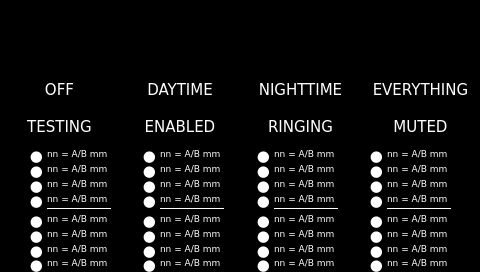
Above: SmartHome/page500.ui from fmandracci/smart-home before the change. Below: the same form after it.
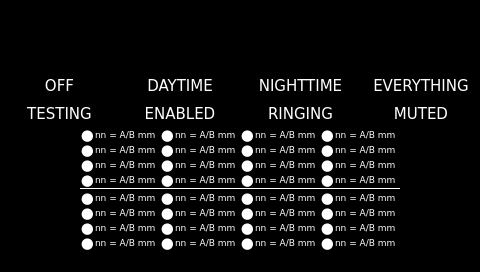
That is the form after the change. Custom widgets are drawn as their Qt base class.

Commit message: v2.0_04: pages 046,100,200,300,400 fonts & icons

```diff
--- a/SmartHome/page500.ui
+++ b/SmartHome/page500.ui
@@ -72,28 +72,12 @@
      </property>
     </widget>
    </item>
-   <item>
-    <spacer name="verticalSpacer_top">
-     <property name="orientation">
-      <enum>Qt::Vertical</enum>
-     </property>
-     <property name="sizeType">
-      <enum>QSizePolicy::MinimumExpanding</enum>
-     </property>
-     <property name="sizeHint" stdset="0">
-      <size>
-       <width>0</width>
-       <height>0</height>
-      </size>
-     </property>
-    </spacer>
-   </item>
    <item>
     <layout class="QGridLayout" name="gridLayout">
-     <property name="topMargin">
-      <number>0</number>
+     <property name="horizontalSpacing">
+      <number>2</number>
      </property>
-     <property name="spacing">
+     <property name="verticalSpacing">
       <number>1</number>
      </property>
      <item row="1" column="3">
@@ -107,13 +91,7 @@
        <property name="minimumSize">
         <size>
          <width>0</width>
-         <height>36</height>
-        </size>
-       </property>
-       <property name="maximumSize">
-        <size>
-         <width>320</width>
-         <height>100</height>
+         <height>27</height>
         </size>
        </property>
        <property name="font">
@@ -144,13 +122,7 @@
        <property name="minimumSize">
         <size>
          <width>0</width>
-         <height>36</height>
-        </size>
-       </property>
-       <property name="maximumSize">
-        <size>
-         <width>320</width>
-         <height>100</height>
+         <height>27</height>
         </size>
        </property>
        <property name="font">
@@ -181,13 +153,7 @@
        <property name="minimumSize">
         <size>
          <width>0</width>
-         <height>36</height>
-        </size>
-       </property>
-       <property name="maximumSize">
-        <size>
-         <width>320</width>
-         <height>100</height>
+         <height>27</height>
         </size>
        </property>
        <property name="font">
@@ -218,13 +184,7 @@
        <property name="minimumSize">
         <size>
          <width>0</width>
-         <height>36</height>
-        </size>
-       </property>
-       <property name="maximumSize">
-        <size>
-         <width>320</width>
-         <height>100</height>
+         <height>27</height>
         </size>
        </property>
        <property name="font">
@@ -255,13 +215,7 @@
        <property name="minimumSize">
         <size>
          <width>0</width>
-         <height>36</height>
-        </size>
-       </property>
-       <property name="maximumSize">
-        <size>
-         <width>320</width>
-         <height>100</height>
+         <height>27</height>
         </size>
        </property>
        <property name="font">
@@ -292,13 +246,7 @@
        <property name="minimumSize">
         <size>
          <width>0</width>
-         <height>36</height>
-        </size>
-       </property>
-       <property name="maximumSize">
-        <size>
-         <width>320</width>
-         <height>100</height>
+         <height>27</height>
         </size>
        </property>
        <property name="font">
@@ -329,13 +277,7 @@
        <property name="minimumSize">
         <size>
          <width>0</width>
-         <height>36</height>
-        </size>
-       </property>
-       <property name="maximumSize">
-        <size>
-         <width>320</width>
-         <height>100</height>
+         <height>27</height>
         </size>
        </property>
        <property name="font">
@@ -366,13 +308,7 @@
        <property name="minimumSize">
         <size>
          <width>0</width>
-         <height>36</height>
-        </size>
-       </property>
-       <property name="maximumSize">
-        <size>
-         <width>320</width>
-         <height>100</height>
+         <height>27</height>
         </size>
        </property>
        <property name="font">
@@ -394,24 +330,11 @@
      </item>
     </layout>
    </item>
-   <item>
-    <spacer name="verticalSpacer_middle">
-     <property name="orientation">
-      <enum>Qt::Vertical</enum>
-     </property>
-     <property name="sizeType">
-      <enum>QSizePolicy::MinimumExpanding</enum>
-     </property>
-     <property name="sizeHint" stdset="0">
-      <size>
-       <width>0</width>
-       <height>0</height>
-      </size>
-     </property>
-    </spacer>
-   </item>
    <item>
     <layout class="QHBoxLayout" name="horizontalLayout_4">
+     <property name="spacing">
+      <number>0</number>
+     </property>
      <property name="leftMargin">
       <number>0</number>
      </property>
@@ -434,10 +357,10 @@
      <item>
       <layout class="QGridLayout" name="gridLayout_1_8">
        <property name="margin">
-        <number>3</number>
+        <number>0</number>
        </property>
        <property name="spacing">
-        <number>3</number>
+        <number>0</number>
        </property>
        <item row="7" column="1">
         <widget class="QLabel" name="label_sensor_07">
@@ -639,25 +562,6 @@
          </property>
         </widget>
        </item>
-       <item row="4" column="1">
-        <widget class="Line" name="line_4_5">
-         <property name="font">
-          <font>
-           <family>DejaVu Sans</family>
-           <pointsize>8</pointsize>
-          </font>
-         </property>
-         <property name="styleSheet">
-          <string notr="true">color: rgb(255, 255, 255);</string>
-         </property>
-         <property name="frameShadow">
-          <enum>QFrame::Plain</enum>
-         </property>
-         <property name="orientation">
-          <enum>Qt::Horizontal</enum>
-         </property>
-        </widget>
-       </item>
        <item row="0" column="0">
         <widget class="QLabel" name="label_BA_OK_01">
          <property name="sizePolicy">
@@ -954,28 +858,34 @@
          </property>
         </widget>
        </item>
+       <item row="4" column="0" colspan="2">
+        <widget class="Line" name="line_4_5">
+         <property name="font">
+          <font>
+           <family>DejaVu Sans</family>
+           <pointsize>8</pointsize>
+          </font>
+         </property>
+         <property name="styleSheet">
+          <string notr="true">color: rgb(255, 255, 255);</string>
+         </property>
+         <property name="frameShadow">
+          <enum>QFrame::Plain</enum>
+         </property>
+         <property name="orientation">
+          <enum>Qt::Horizontal</enum>
+         </property>
+        </widget>
+       </item>
       </layout>
      </item>
-     <item>
-      <spacer name="horizontalSpacer_4">
-       <property name="orientation">
-        <enum>Qt::Horizontal</enum>
-       </property>
-       <property name="sizeHint" stdset="0">
-        <size>
-         <width>40</width>
-         <height>20</height>
-        </size>
-       </property>
-      </spacer>
-     </item>
      <item>
       <layout class="QGridLayout" name="gridLayout_9_16">
        <property name="margin">
-        <number>3</number>
+        <number>0</number>
        </property>
        <property name="spacing">
-        <number>3</number>
+        <number>0</number>
        </property>
        <item row="5" column="1">
         <widget class="QLabel" name="label_sensor_13">
@@ -1177,25 +1087,6 @@
          </property>
         </widget>
        </item>
-       <item row="4" column="1">
-        <widget class="Line" name="line_12_13">
-         <property name="font">
-          <font>
-           <family>DejaVu Sans</family>
-           <pointsize>8</pointsize>
-          </font>
-         </property>
-         <property name="styleSheet">
-          <string notr="true">color: rgb(255, 255, 255);</string>
-         </property>
-         <property name="frameShadow">
-          <enum>QFrame::Plain</enum>
-         </property>
-         <property name="orientation">
-          <enum>Qt::Horizontal</enum>
-         </property>
-        </widget>
-       </item>
        <item row="0" column="0">
         <widget class="QLabel" name="label_BA_OK_09">
          <property name="sizePolicy">
@@ -1492,28 +1383,34 @@
          </property>
         </widget>
        </item>
+       <item row="4" column="0" colspan="2">
+        <widget class="Line" name="line_12_13">
+         <property name="font">
+          <font>
+           <family>DejaVu Sans</family>
+           <pointsize>8</pointsize>
+          </font>
+         </property>
+         <property name="styleSheet">
+          <string notr="true">color: rgb(255, 255, 255);</string>
+         </property>
+         <property name="frameShadow">
+          <enum>QFrame::Plain</enum>
+         </property>
+         <property name="orientation">
+          <enum>Qt::Horizontal</enum>
+         </property>
+        </widget>
+       </item>
       </layout>
      </item>
-     <item>
-      <spacer name="horizontalSpacer_3">
-       <property name="orientation">
-        <enum>Qt::Horizontal</enum>
-       </property>
-       <property name="sizeHint" stdset="0">
-        <size>
-         <width>40</width>
-         <height>20</height>
-        </size>
-       </property>
-      </spacer>
-     </item>
      <item>
       <layout class="QGridLayout" name="gridLayout_17_24">
        <property name="margin">
-        <number>3</number>
+        <number>0</number>
        </property>
        <property name="spacing">
-        <number>3</number>
+        <number>0</number>
        </property>
        <item row="6" column="1">
         <widget class="QLabel" name="label_sensor_22">
@@ -1715,25 +1612,6 @@
          </property>
         </widget>
        </item>
-       <item row="4" column="1">
-        <widget class="Line" name="line_20_21">
-         <property name="font">
-          <font>
-           <family>DejaVu Sans</family>
-           <pointsize>8</pointsize>
-          </font>
-         </property>
-         <property name="styleSheet">
-          <string notr="true">color: rgb(255, 255, 255);</string>
-         </property>
-         <property name="frameShadow">
-          <enum>QFrame::Plain</enum>
-         </property>
-         <property name="orientation">
-          <enum>Qt::Horizontal</enum>
-         </property>
-        </widget>
-       </item>
        <item row="0" column="0">
         <widget class="QLabel" name="label_BA_OK_17">
          <property name="sizePolicy">
@@ -2030,28 +1908,34 @@
          </property>
         </widget>
        </item>
+       <item row="4" column="0" colspan="2">
+        <widget class="Line" name="line_20_21">
+         <property name="font">
+          <font>
+           <family>DejaVu Sans</family>
+           <pointsize>8</pointsize>
+          </font>
+         </property>
+         <property name="styleSheet">
+          <string notr="true">color: rgb(255, 255, 255);</string>
+         </property>
+         <property name="frameShadow">
+          <enum>QFrame::Plain</enum>
+         </property>
+         <property name="orientation">
+          <enum>Qt::Horizontal</enum>
+         </property>
+        </widget>
+       </item>
       </layout>
      </item>
-     <item>
-      <spacer name="horizontalSpacer_5">
-       <property name="orientation">
-        <enum>Qt::Horizontal</enum>
-       </property>
-       <property name="sizeHint" stdset="0">
-        <size>
-         <width>40</width>
-         <height>20</height>
-        </size>
-       </property>
-      </spacer>
-     </item>
      <item>
       <layout class="QGridLayout" name="gridLayout_25_32">
        <property name="margin">
-        <number>3</number>
+        <number>0</number>
        </property>
        <property name="spacing">
-        <number>3</number>
+        <number>0</number>
        </property>
        <item row="3" column="1">
         <widget class="QLabel" name="label_sensor_28">
@@ -2253,25 +2137,6 @@
          </property>
         </widget>
        </item>
-       <item row="4" column="1">
-        <widget class="Line" name="line_28_29">
-         <property name="font">
-          <font>
-           <family>DejaVu Sans</family>
-           <pointsize>8</pointsize>
-          </font>
-         </property>
-         <property name="styleSheet">
-          <string notr="true">color: rgb(255, 255, 255);</string>
-         </property>
-         <property name="frameShadow">
-          <enum>QFrame::Plain</enum>
-         </property>
-         <property name="orientation">
-          <enum>Qt::Horizontal</enum>
-         </property>
-        </widget>
-       </item>
        <item row="0" column="0">
         <widget class="QLabel" name="label_BA_OK_25">
          <property name="sizePolicy">
@@ -2568,6 +2433,25 @@
          </property>
         </widget>
        </item>
+       <item row="4" column="0" colspan="2">
+        <widget class="Line" name="line_28_29">
+         <property name="font">
+          <font>
+           <family>DejaVu Sans</family>
+           <pointsize>8</pointsize>
+          </font>
+         </property>
+         <property name="styleSheet">
+          <string notr="true">color: rgb(255, 255, 255);</string>
+         </property>
+         <property name="frameShadow">
+          <enum>QFrame::Plain</enum>
+         </property>
+         <property name="orientation">
+          <enum>Qt::Horizontal</enum>
+         </property>
+        </widget>
+       </item>
       </layout>
      </item>
      <item>
```
Left out of the diff: 7 changed lines with no effect on the pictures. The commit also changes 19 other files.
